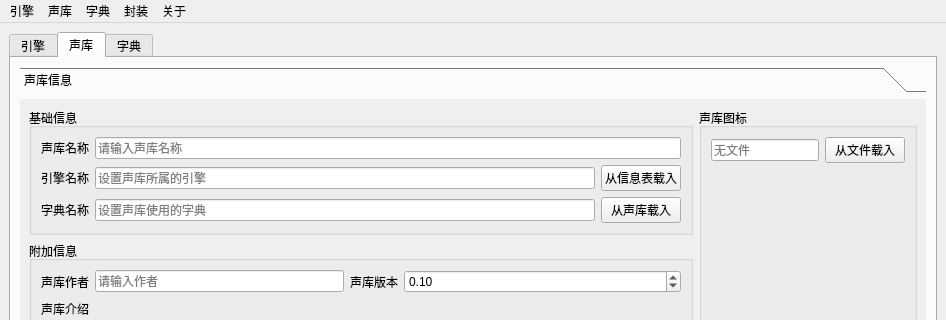
Infinity-Voice-Synthesis/InfinityModuleTool, file mainwindow.ui: the form before one commit; both pictures show x 0 to 946 and y 0 to 320 of the 946 by 733 pixel window.
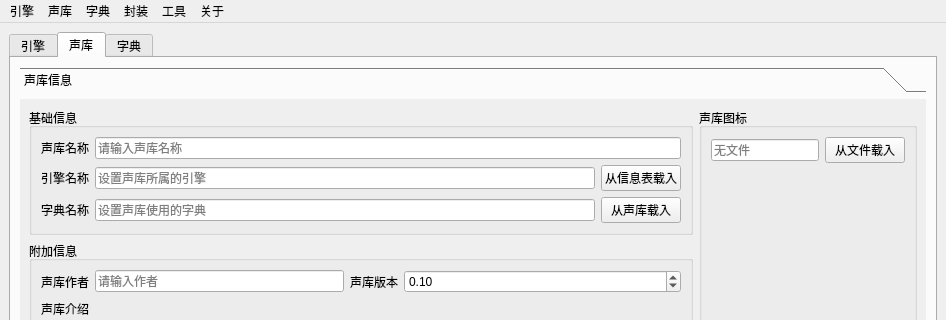
The form after the commit. The open tabs and pages were chosen to show the change. Icons and pictures are not drawn. Custom widgets are drawn as their Qt base class.

What changed in the file:
```diff
--- a/mainwindow.ui
+++ b/mainwindow.ui
@@ -1196,10 +1196,17 @@
     <addaction name="separator"/>
     <addaction name="actionAutoC"/>
    </widget>
+   <widget class="QMenu" name="menu_7">
+    <property name="title">
+     <string>工具</string>
+    </property>
+    <addaction name="actionCheckSign"/>
+   </widget>
    <addaction name="menu"/>
    <addaction name="menu_2"/>
    <addaction name="menu_5"/>
    <addaction name="menu_3"/>
+   <addaction name="menu_7"/>
    <addaction name="menu_4"/>
   </widget>
   <widget class="QStatusBar" name="statusbar"/>
```
Left out of the diff: 43 changed lines with no effect on the pictures.
